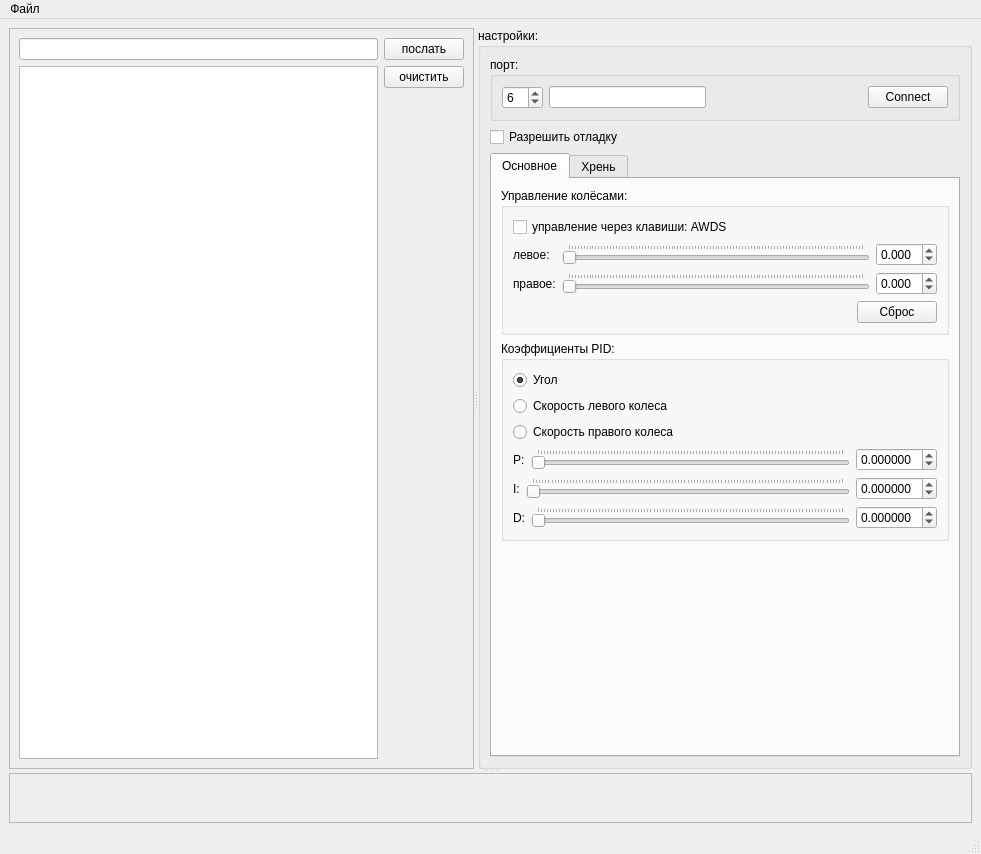
Qt form python_test/interface/main_window.ui (AlexLexx706/robocar) before a commit.
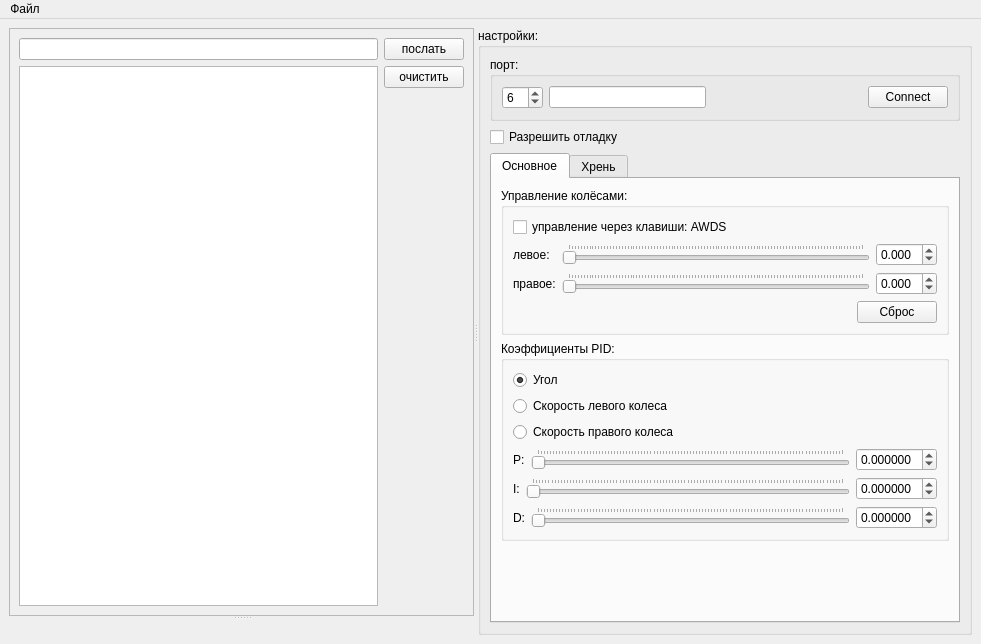
The same form after that commit. Icons and pictures are not drawn.

Diff of the .ui file:
```diff
--- a/python_test/interface/main_window.ui
+++ b/python_test/interface/main_window.ui
@@ -7,7 +7,7 @@
     <x>0</x>
     <y>0</y>
     <width>981</width>
-    <height>854</height>
+    <height>644</height>
    </rect>
   </property>
   <property name="windowTitle">
@@ -18,11 +18,11 @@
     <item>
      <widget class="QSplitter" name="splitter_2">
       <property name="orientation">
-       <enum>Qt::Vertical</enum>
+       <enum>Qt::Horizontal</enum>
       </property>
       <widget class="QSplitter" name="splitter">
        <property name="orientation">
-        <enum>Qt::Horizontal</enum>
+        <enum>Qt::Vertical</enum>
        </property>
        <widget class="QFrame" name="frame_keys">
         <property name="focusPolicy">
@@ -77,6 +77,24 @@
          </item>
         </layout>
        </widget>
+       <widget class="QLabel" name="label_video">
+        <property name="text">
+         <string/>
+        </property>
+        <property name="pixmap">
+         <pixmap resource="res.qrc">:/res/Video.png</pixmap>
+        </property>
+        <property name="scaledContents">
+         <bool>false</bool>
+        </property>
+        <property name="alignment">
+         <set>Qt::AlignCenter</set>
+        </property>
+        <property name="wordWrap">
+         <bool>false</bool>
+        </property>
+       </widget>
+      </widget>
        <widget class="QGroupBox" name="groupBox_settings">
         <property name="title">
          <string>настройки:</string>
@@ -751,28 +769,6 @@
         </layout>
        </widget>
       </widget>
-      <widget class="QFrame" name="frame">
-       <property name="sizePolicy">
-        <sizepolicy hsizetype="Preferred" vsizetype="Preferred">
-         <horstretch>0</horstretch>
-         <verstretch>0</verstretch>
-        </sizepolicy>
-       </property>
-       <property name="minimumSize">
-        <size>
-         <width>0</width>
-         <height>50</height>
-        </size>
-       </property>
-       <property name="frameShape">
-        <enum>QFrame::StyledPanel</enum>
-       </property>
-       <property name="frameShadow">
-        <enum>QFrame::Raised</enum>
-       </property>
-       <layout class="QGridLayout" name="gridLayout_3"/>
-      </widget>
-     </widget>
     </item>
    </layout>
   </widget>
@@ -795,7 +791,6 @@
    </widget>
    <addaction name="menuAfqk"/>
   </widget>
-  <widget class="QStatusBar" name="statusbar"/>
   <action name="action_save_as">
    <property name="text">
     <string>Сохранить как</string>
```
Left out of the diff: 4 changed lines with no effect on the pictures. Lines whose indentation alone changed are shown as unchanged.
